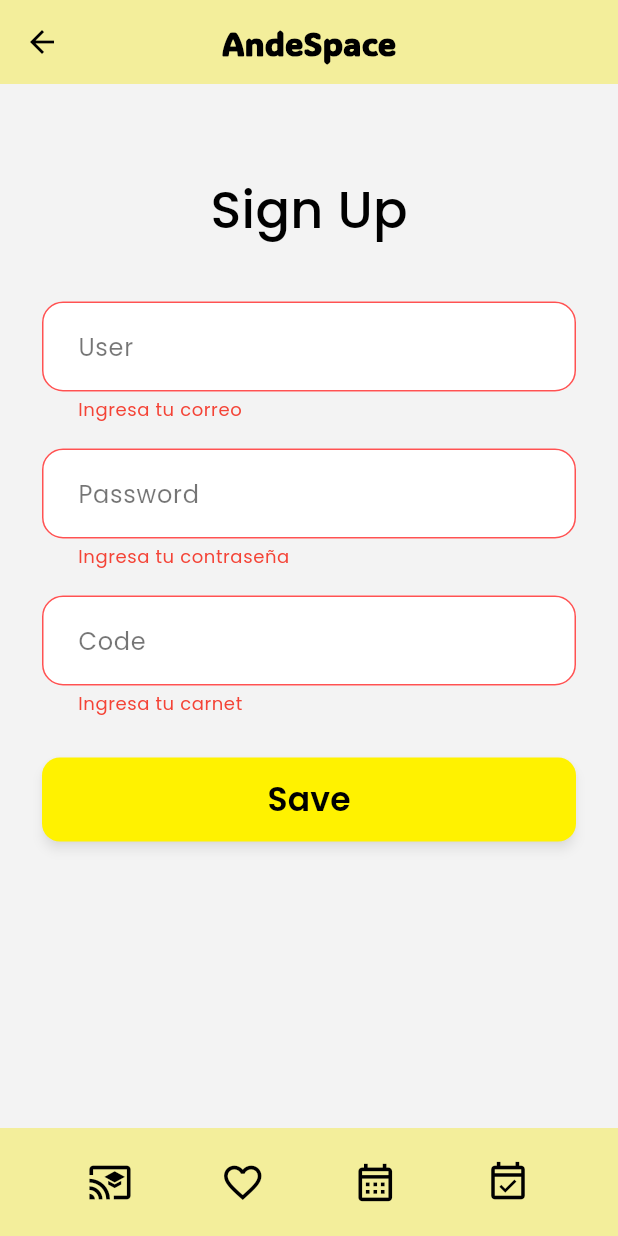
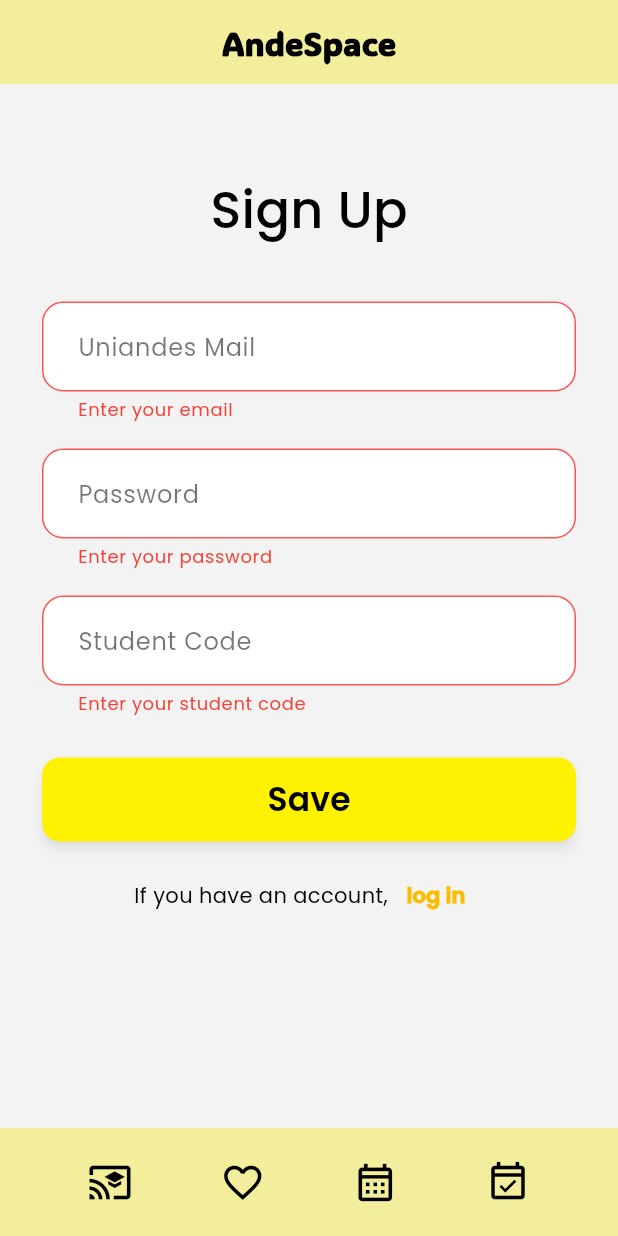
Before and after one commit to G33-Moviles-2026-1/G33-Flutter-Moviles-2026-1, a Flutter app: the SignUpPage screen opened directly, after a tap on "Save", on a phone screen of 412 x 824 dp. Run offline on Flutter 3.47's test engine with Material 3 defaults, Android fonts, the phone set to English and light mode, and no system bars; our stand-ins replace cookie_jar, dio, dio_cookie_manager, flutter_bloc, flutter_riverpod, flutter_svg.

Commit message:
Version4

```diff
--- a/lib/app.dart
+++ b/lib/app.dart
@@ -1,4 +1,6 @@
 import 'package:andespace/features/auth/presentation/pages/login_page.dart';
+import 'package:andespace/features/auth/presentation/pages/signup_page.dart';
+import 'package:andespace/features/rooms/presentation/pages/home_page.dart';
 import 'package:flutter/material.dart';
 import 'shared/theme/theme.dart';
 
@@ -12,7 +14,7 @@
       darkTheme: AppTheme.dark(),
       theme: AppTheme.light(),
       themeMode: ThemeMode.light,
-      home: const LoginPage(),
+      home: const SignUpPage(),
     );
   }
 }
--- a/lib/features/auth/presentation/pages/login_page.dart
+++ b/lib/features/auth/presentation/pages/login_page.dart
@@ -1,6 +1,7 @@
 import 'package:flutter/material.dart';
 import 'package:flutter_riverpod/flutter_riverpod.dart';
 import '../providers/auth_providers.dart';
+import '../../../../shared/widgets/app_scaffold.dart';
 
 class LoginPage extends ConsumerStatefulWidget {
   const LoginPage({super.key});
@@ -27,7 +28,7 @@
     ref.listen(authControllerProvider, (previous, next) {
       if (next.isSuccess) {
         ScaffoldMessenger.of(context).showSnackBar(
-          const SnackBar(content: Text('Login exitoso')),
+          const SnackBar(content: Text('Login successful')),
         );
 
         // TODO: navegar al home
@@ -79,14 +80,14 @@
                 TextFormField(
                   controller: _emailCtrl,
                   keyboardType: TextInputType.emailAddress,
-                  decoration: _inputDecoration('User'),
+                  decoration: _inputDecoration('Student Mail'),
                   validator: (value) {
                     final email = value?.trim() ?? '';
                     if (email.isEmpty) {
-                      return 'Ingresa tu correo';
+                      return 'Enter your email';
                     }
                     if (!RegExp(r'^[^@]+@[^@]+\.[^@]+$').hasMatch(email)) {
-                      return 'Ingresa un correo válido';
+                      return 'Enter a valid email';
                     }
                     return null;
                   },
@@ -101,7 +102,7 @@
                   validator: (value) {
                     final password = value?.trim() ?? '';
                     if (password.isEmpty) {
-                      return 'Ingresa tu contraseña';
+                      return 'Enter your password';
                     }
                     return null;
                   },
@@ -150,6 +151,26 @@
                             ),
                           ),
                   ),
+                ),
+                const SizedBox(height: 12),
+
+                Row(
+                  mainAxisAlignment: MainAxisAlignment.center,
+                  children: [
+                    const Text("If you don't have an account,"),
+                    TextButton(
+                      style: TextButton.styleFrom(
+                        foregroundColor: const Color.fromARGB(255, 252, 189, 0),
+                      ),
+                      onPressed: () {
+                        Navigator.pushNamed(context, '/signup');
+                      },
+                      child: const Text(
+                        'sign up',
+                        style: TextStyle(fontWeight: FontWeight.w900),
+                      ),
+                    ),
+                  ],
                 ),
               ],
             ),
--- a/lib/features/auth/presentation/pages/signup_page.dart
+++ b/lib/features/auth/presentation/pages/signup_page.dart
@@ -34,7 +34,7 @@
     ref.listen(authControllerProvider, (previous, next) {
       if (next.isSuccess) {
         ScaffoldMessenger.of(context).showSnackBar(
-          const SnackBar(content: Text('Cuenta creada con éxito')),
+          const SnackBar(content: Text('Account created successfully')),
         );
 
         // TODO: navegar al home o login
@@ -86,14 +86,14 @@
                 TextFormField(
                   controller: _emailCtrl,
                   keyboardType: TextInputType.emailAddress,
-                  decoration: _inputDecoration('User'),
+                  decoration: _inputDecoration('Uniandes Mail'),
                   validator: (value) {
                     final email = value?.trim() ?? '';
                     if (email.isEmpty) {
-                      return 'Ingresa tu correo';
+                      return 'Enter your email';
                     }
-                    if (!RegExp(r'^[^@]+@[^@]+\.[^@]+$').hasMatch(email)) {
-                      return 'Ingresa un correo válido';
+                    if (!RegExp(r'^[^@]+@[^@]+\.[^@]+$').hasMatch(email) || !email.endsWith('@uniandes.edu.co') || email.length < 35) {
+                      return 'Enter a valid Uniandes email';
                     }
                     return null;
                   },
@@ -108,10 +108,10 @@
                   validator: (value) {
                     final password = value?.trim() ?? '';
                     if (password.isEmpty) {
-                      return 'Ingresa tu contraseña';
+                      return 'Enter your password';
                     }
-                    if (password.length < 6) {
-                      return 'La contraseña debe tener al menos 6 caracteres';
+                    if (password.length < 6 || password.length > 20) {
+                      return 'The password must have between 6 and 20 characters';
                     }
                     return null;
                   },
@@ -122,17 +122,17 @@
                 TextFormField(
                   controller: _carnetCtrl,
                   keyboardType: TextInputType.number,
-                  decoration: _inputDecoration('Code'),
+                  decoration: _inputDecoration('Student Code'),
                   validator: (value) {
                     final raw = value?.trim() ?? '';
                     final digitsOnly = raw.replaceAll(RegExp(r'[^0-9]'), '');
 
                     if (digitsOnly.isEmpty) {
-                      return 'Ingresa tu carnet';
+                      return 'Enter your student code';
                     }
 
-                    if (digitsOnly.length < 5) {
-                      return 'El carnet debe tener al menos 5 dígitos';
+                    if (digitsOnly.length == 9) {
+                      return 'The student code must have 9 digits';
                     }
 
                     return null;
@@ -186,6 +186,27 @@
                             ),
                           ),
                   ),
+                ),
+                const SizedBox(height: 12),
+
+                Row(
+                  mainAxisAlignment: MainAxisAlignment.center,
+                  children: [
+                    const Text("If you have an account,"),
+                    TextButton(
+                      style: TextButton.styleFrom(
+                        foregroundColor: const Color.fromARGB(255, 252, 189, 0),
+                      ),
+                      onPressed: () {
+
+                        Navigator.pushNamed(context, '/login');
+                      },
+                      child: const Text(
+                        'log in',
+                        style: TextStyle(fontWeight: FontWeight.w900),
+                      ),
+                    ),
+                  ],
                 ),
               ],
             ),
```
